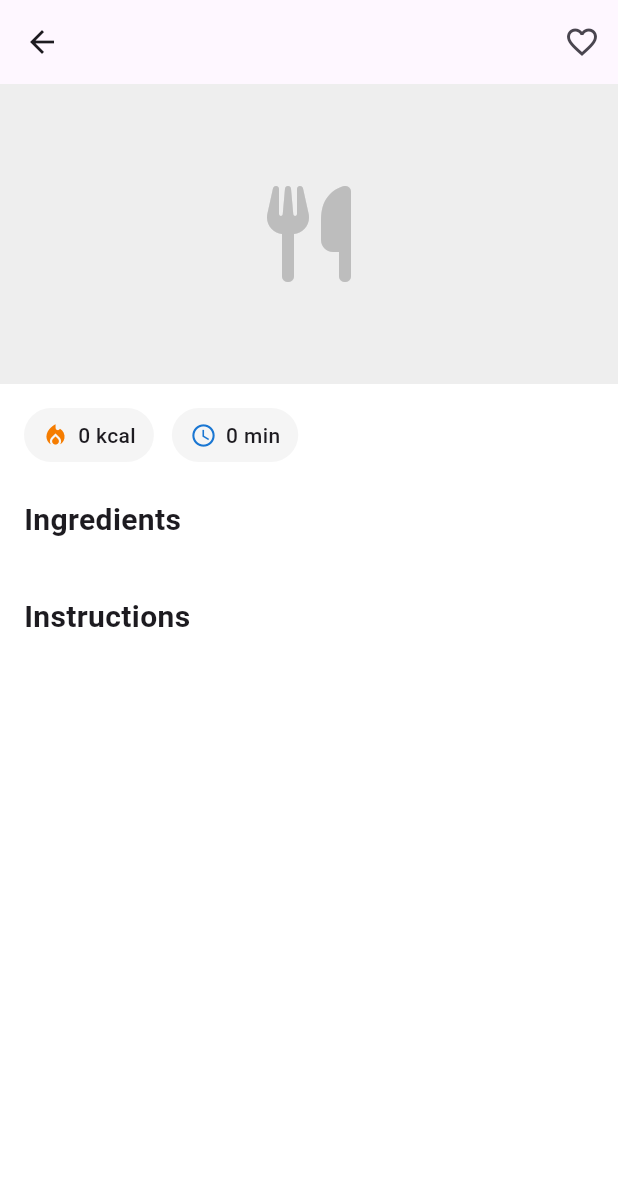
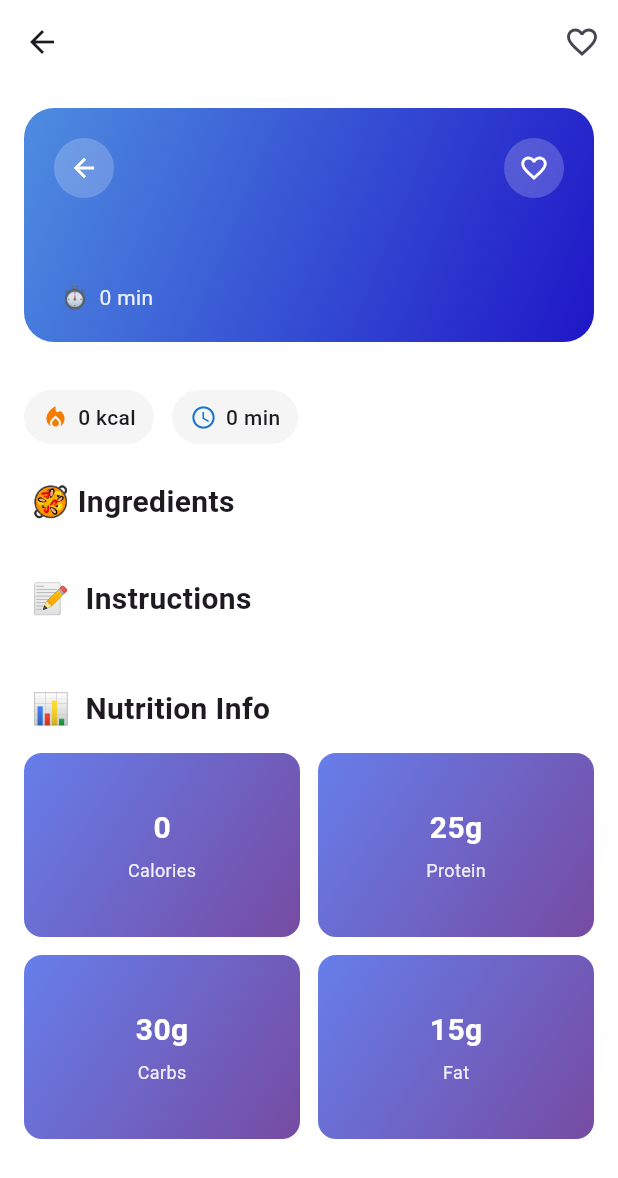
Before and after one commit to Recipe-Rise/Flutter-GP, a Flutter app: the RecipeDetailScreen screen opened directly with empty values, on a phone screen of 412 x 824 dp. Shown: the top 1178 px of the screen. Run offline on Flutter 3.47's test engine with Material 3 defaults, Android fonts, the light colour scheme and no system bars; our stand-ins replace bloc, flutter_bloc, flutter_vector_icons, font_awesome_flutter, get, google_generative_ai and 4 more; accounts and stored records are empty.

Commit message:
recipe details screen updated

```diff
--- /dev/null
+++ b/lib/features/Recipes/data/models/nutrition_info.dart
@@ -0,0 +1,15 @@
+class NutritionInfo {
+  final int calories;
+  final String protein;
+  final String carbs;
+  final String fat;
+  final String sugar;
+
+  NutritionInfo(
+    this.sugar, {
+    this.calories = 400,
+    this.protein = "20 g",
+    this.carbs = "50 g",
+    this.fat = "10 g",
+  });
+}
--- a/lib/features/Recipes/data/models/recipe.dart
+++ b/lib/features/Recipes/data/models/recipe.dart
@@ -18,6 +18,8 @@ class Recipe {
     required this.calories,
     required this.prepTimeMinutes,
     required this.category,
-    this.tags = const [], // Default to empty list if not provided
+    this.tags = const [],
   });
+
+  get nutritionInfo => null;
 }
--- a/lib/features/Recipes/presentation/views/recipe_detail_screen.dart
+++ b/lib/features/Recipes/presentation/views/recipe_detail_screen.dart
@@ -1,9 +1,12 @@
 import 'package:fitfork_gp/features/Recipes/data/models/recipe.dart';
+import 'package:fitfork_gp/features/Recipes/data/models/nutrition_info.dart';
+import 'package:fitfork_gp/features/Recipes/presentation/widgets/nutrition_section_widget.dart';
+import 'package:fitfork_gp/features/Recipes/presentation/widgets/recipe_header_widget.dart';
 import 'package:flutter/material.dart';
 import 'package:fitfork_gp/core/utils/styles.dart';
 import 'package:font_awesome_flutter/font_awesome_flutter.dart';
 
-class RecipeDetailScreen extends StatelessWidget {
+class RecipeDetailScreen extends StatefulWidget {
   final Recipe recipe;
 
   const RecipeDetailScreen({
@@ -12,11 +15,19 @@ class RecipeDetailScreen extends StatelessWidget {
   });
 
   @override
+  State<RecipeDetailScreen> createState() => _RecipeDetailScreenState();
+}
+
+class _RecipeDetailScreenState extends State<RecipeDetailScreen> {
+  bool isFavorite = false;
+
+  @override
   Widget build(BuildContext context) {
     return Scaffold(
       appBar: AppBar(
+        backgroundColor: Colors.white,
         title: Text(
-          recipe.name,
+          widget.recipe.name,
           style: Styles.textStyle20.copyWith(fontWeight: FontWeight.w600),
         ),
         leading: IconButton(
@@ -27,7 +38,6 @@ class RecipeDetailScreen extends StatelessWidget {
           IconButton(
             icon: const Icon(Icons.favorite_border),
             onPressed: () {
-              // Save recipe as favorite functionality
               ScaffoldMessenger.of(context).showSnackBar(
                 const SnackBar(content: Text("Recipe saved to favorites")),
               );
@@ -39,72 +49,74 @@ class RecipeDetailScreen extends StatelessWidget {
         child: Column(
           crossAxisAlignment: CrossAxisAlignment.start,
           children: [
-            // Recipe image placeholder
-            Container(
-              height: 200,
-              width: double.infinity,
-              color: Colors.grey.shade200,
-              child: Center(
-                child: Icon(
-                  FontAwesomeIcons.utensils,
-                  color: Colors.grey.shade400,
-                  size: 64,
-                ),
-              ),
+            RecipeHeaderWidget(
+              recipe: widget.recipe,
+              isFavorite: isFavorite,
+              onFavoriteToggle: () {
+                setState(() {
+                  isFavorite = !isFavorite;
+                });
+              },
+              onBackPressed: () => Navigator.pop(context),
             ),
-
             Padding(
               padding: const EdgeInsets.all(16.0),
               child: Column(
                 crossAxisAlignment: CrossAxisAlignment.start,
                 children: [
-                  // Recipe info row
                   Row(
                     children: [
                       _buildInfoChip(
                         Icons.local_fire_department,
                         Colors.orange.shade700,
-                        "${recipe.calories} kcal",
+                        "${widget.recipe.calories} kcal",
                       ),
                       const SizedBox(width: 12),
                       _buildInfoChip(
                         Icons.access_time,
                         Colors.blue.shade700,
-                        "${recipe.prepTimeMinutes} min",
+                        "${widget.recipe.prepTimeMinutes} min",
                       ),
                     ],
                   ),
-
                   const SizedBox(height: 24),
-
-                  // Ingredients section
                   Text(
-                    "Ingredients",
+                    " 🥘 Ingredients",
                     style: Styles.textStyle20
                         .copyWith(fontWeight: FontWeight.w600),
                   ),
                   const SizedBox(height: 12),
-                  ...recipe.ingredients
+                  ...widget.recipe.ingredients
                       .map((ingredient) => _buildListItem(ingredient)),
-
                   const SizedBox(height: 24),
-
-                  // Instructions section
                   Text(
-                    "Instructions",
+                    " 📝  Instructions",
                     style: Styles.textStyle20
                         .copyWith(fontWeight: FontWeight.w600),
                   ),
                   const SizedBox(height: 12),
                   ...List.generate(
-                    recipe.instructions.length,
+                    widget.recipe.instructions.length,
                     (index) => _buildNumberedListItem(
                       index + 1,
-                      recipe.instructions[index],
+                      widget.recipe.instructions[index],
                     ),
                   ),
-
                   const SizedBox(height: 32),
+                  Text(
+                    ' 📊  Nutrition Info',
+                    style: Styles.textStyle20
+                        .copyWith(fontWeight: FontWeight.w600),
+                  ),
+                  NutritionSectionWidget(
+                    nutritionInfo: NutritionInfo(
+                      '12g',
+                      calories: widget.recipe.calories ?? 400,
+                      protein: '25g',
+                      carbs: '30g',
+                      fat: '15g',
+                    ),
+                  ),
                 ],
               ),
             ),
--- /dev/null
+++ b/lib/features/Recipes/presentation/widgets/nutrition_section_widget.dart
@@ -0,0 +1,92 @@
+import 'package:fitfork_gp/features/Recipes/data/models/nutrition_info.dart';
+import 'package:flutter/material.dart';
+
+class NutritionSectionWidget extends StatelessWidget {
+  final NutritionInfo nutritionInfo;
+
+  const NutritionSectionWidget({Key? key, required this.nutritionInfo})
+      : super(key: key);
+
+  @override
+  Widget build(BuildContext context) {
+    return Column(
+      crossAxisAlignment: CrossAxisAlignment.start,
+      children: [
+        const SizedBox(height: 15),
+        GridView.count(
+          shrinkWrap: true,
+          physics: const NeverScrollableScrollPhysics(),
+          crossAxisCount: 2,
+          mainAxisSpacing: 12,
+          crossAxisSpacing: 12,
+          childAspectRatio: 1.5,
+          children: [
+            NutritionCardWidget(
+              value: nutritionInfo.calories.toString(),
+              label: 'Calories',
+            ),
+            NutritionCardWidget(
+              value: nutritionInfo.protein,
+              label: 'Protein',
+            ),
+            NutritionCardWidget(
+              value: nutritionInfo.carbs,
+              label: 'Carbs',
+            ),
+            NutritionCardWidget(
+              value: nutritionInfo.fat,
+              label: 'Fat',
+            ),
+          ],
+        ),
+      ],
+    );
+  }
+}
+
+class NutritionCardWidget extends StatelessWidget {
+  final String value;
+  final String label;
+
+  const NutritionCardWidget({
+    Key? key,
+    required this.value,
+    required this.label,
+  }) : super(key: key);
+
+  @override
+  Widget build(BuildContext context) {
+    return Container(
+      padding: const EdgeInsets.all(15),
+      decoration: BoxDecoration(
+        gradient: const LinearGradient(
+          begin: Alignment.topLeft,
+          end: Alignment.bottomRight,
+          colors: [Color(0xFF667eea), Color(0xFF764ba2)],
+        ),
+        borderRadius: BorderRadius.circular(12),
+      ),
+      child: Column(
+        mainAxisAlignment: MainAxisAlignment.center,
+        children: [
+          Text(
+            value,
+            style: const TextStyle(
+              fontSize: 20,
+              fontWeight: FontWeight.bold,
+              color: Colors.white,
+            ),
+          ),
+          const SizedBox(height: 5),
+          Text(
+            label,
+            style: TextStyle(
+              fontSize: 12,
+              color: Colors.white.withOpacity(0.9),
+            ),
+          ),
+        ],
+      ),
+    );
+  }
+}
--- /dev/null
+++ b/lib/features/Recipes/presentation/widgets/recipe_header_widget.dart
@@ -0,0 +1,130 @@
+import 'package:fitfork_gp/features/Recipes/data/models/recipe.dart';
+import 'package:flutter/material.dart';
+
+class RecipeHeaderWidget extends StatelessWidget {
+  final Recipe recipe;
+  final bool isFavorite;
+  final VoidCallback onFavoriteToggle;
+  final VoidCallback onBackPressed;
+
+  const RecipeHeaderWidget({
+    Key? key,
+    required this.recipe,
+    required this.isFavorite,
+    required this.onFavoriteToggle,
+    required this.onBackPressed,
+  }) : super(key: key);
+
+  @override
+  Widget build(BuildContext context) {
+    return Padding(
+      padding: const EdgeInsets.all(16.0),
+      child: Container(
+        decoration: const BoxDecoration(
+          borderRadius: BorderRadius.all(Radius.circular(20)),
+          gradient: LinearGradient(
+            begin: Alignment.topLeft,
+            end: Alignment.bottomRight,
+            colors: [
+              Color.fromARGB(255, 78, 141, 224),
+              Color.fromARGB(255, 31, 22, 199)
+            ],
+          ),
+        ),
+        padding: const EdgeInsets.all(20),
+        child: Column(
+          crossAxisAlignment: CrossAxisAlignment.start,
+          children: [
+            Row(
+              mainAxisAlignment: MainAxisAlignment.spaceBetween,
+              children: [
+                GestureDetector(
+                  onTap: onBackPressed,
+                  child: Container(
+                    width: 40,
+                    height: 40,
+                    decoration: BoxDecoration(
+                      color: Colors.white.withOpacity(0.2),
+                      borderRadius: BorderRadius.circular(20),
+                    ),
+                    child: const Icon(
+                      Icons.arrow_back,
+                      color: Colors.white,
+                      size: 20,
+                    ),
+                  ),
+                ),
+                GestureDetector(
+                  onTap: onFavoriteToggle,
+                  child: Container(
+                    width: 40,
+                    height: 40,
+                    decoration: BoxDecoration(
+                      color: Colors.white.withOpacity(0.2),
+                      borderRadius: BorderRadius.circular(20),
+                    ),
+                    child: Icon(
+                      isFavorite ? Icons.favorite : Icons.favorite_border,
+                      color: Colors.white,
+                      size: 20,
+                    ),
+                  ),
+                ),
+              ],
+            ),
+            const SizedBox(height: 10),
+            Text(
+              recipe.name,
+              style: const TextStyle(
+                fontSize: 24,
+                fontWeight: FontWeight.bold,
+                color: Colors.white,
+                height: 1.3,
+              ),
+            ),
+            const SizedBox(height: 15),
+            Row(
+              children: [
+                _MetaItem(
+                  // icon: Icons.access_time,
+                  text: '⏱️  ' + recipe.prepTimeMinutes.toString() + ' min',
+                ),
+              ],
+            ),
+          ],
+        ),
+      ),
+    );
+  }
+}
+
+class _MetaItem extends StatelessWidget {
+  // final IconData icon;
+  final String text;
+
+  const _MetaItem({
+    // required this.icon,
+    required this.text,
+  });
+
+  @override
+  Widget build(BuildContext context) {
+    return Row(
+      children: [
+        // Icon(
+        //   icon,
+        //   color: Colors.white.withOpacity(0.9),
+        //   size: 16,
+        // ),
+        const SizedBox(width: 5),
+        Text(
+          text,
+          style: TextStyle(
+            color: Colors.white.withOpacity(0.9),
+            fontSize: 14,
+          ),
+        ),
+      ],
+    );
+  }
+}
```
